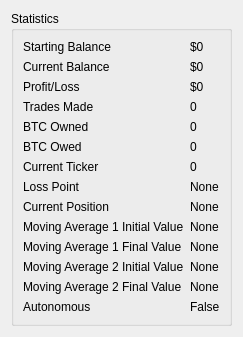
This is UI/statistics.ui in ZENALC/algobot as Qt 5 draws it before an edit. The edited form follows.
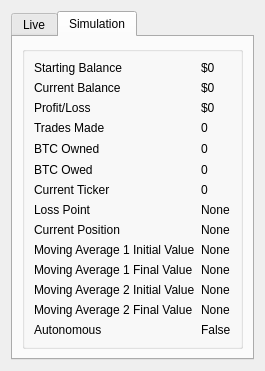
This is the edited form.

Commit message: moving files around and updating gui

What changed in the file:
```diff
--- a/UI/statistics.ui
+++ b/UI/statistics.ui
@@ -6,20 +6,20 @@
    <rect>
     <x>0</x>
     <y>0</y>
-    <width>220</width>
-    <height>300</height>
+    <width>244</width>
+    <height>349</height>
    </rect>
   </property>
   <property name="sizePolicy">
-   <sizepolicy hsizetype="Fixed" vsizetype="Fixed">
+   <sizepolicy hsizetype="Expanding" vsizetype="Expanding">
     <horstretch>0</horstretch>
     <verstretch>0</verstretch>
    </sizepolicy>
   </property>
   <property name="maximumSize">
    <size>
-    <width>220</width>
-    <height>300</height>
+    <width>244</width>
+    <height>349</height>
    </size>
   </property>
   <property name="windowTitle">
@@ -27,7 +27,17 @@
   </property>
   <layout class="QGridLayout" name="gridLayout_2">
    <item row="0" column="0">
-    <widget class="QGroupBox" name="groupBox">
+    <widget class="QTabWidget" name="tabWidget">
+     <property name="currentIndex">
+      <number>1</number>
+     </property>
+     <widget class="QWidget" name="liveTab">
+      <attribute name="title">
+       <string>Live</string>
+      </attribute>
+      <layout class="QHBoxLayout" name="horizontalLayout">
+       <item>
+        <widget class="QGroupBox" name="liveGroupBox">
      <property name="maximumSize">
       <size>
        <width>16777215</width>
@@ -35,7 +45,7 @@
       </size>
      </property>
      <property name="title">
-      <string>Statistics</string>
+          <string/>
      </property>
      <layout class="QGridLayout" name="gridLayout">
       <item row="1" column="0">
@@ -116,19 +126,6 @@
         </property>
        </widget>
       </item>
-      <item row="15" column="0">
-       <spacer name="verticalSpacer">
-        <property name="orientation">
-         <enum>Qt::Vertical</enum>
-        </property>
-        <property name="sizeHint" stdset="0">
-         <size>
-          <width>20</width>
-          <height>40</height>
-         </size>
-        </property>
-       </spacer>
-      </item>
       <item row="2" column="1">
        <widget class="QLabel" name="profitLossValue">
         <property name="sizePolicy">
@@ -181,39 +178,6 @@
         </property>
        </widget>
       </item>
-      <item row="5" column="2" rowspan="2">
-       <spacer name="horizontalSpacer">
-        <property name="orientation">
-         <enum>Qt::Horizontal</enum>
-        </property>
-        <property name="sizeHint" stdset="0">
-         <size>
-          <width>40</width>
-          <height>20</height>
-         </size>
-        </property>
-       </spacer>
-      </item>
-      <item row="7" column="0">
-       <widget class="QLabel" name="currentTickerLabel">
-        <property name="text">
-         <string>Current Ticker</string>
-        </property>
-       </widget>
-      </item>
-      <item row="4" column="1" rowspan="2">
-       <widget class="QLabel" name="currentBtcValue">
-        <property name="sizePolicy">
-         <sizepolicy hsizetype="Fixed" vsizetype="Preferred">
-          <horstretch>0</horstretch>
-          <verstretch>0</verstretch>
-         </sizepolicy>
-        </property>
-        <property name="text">
-         <string>0</string>
-        </property>
-       </widget>
-      </item>
       <item row="6" column="0">
        <widget class="QLabel" name="btcOwedLabel">
         <property name="sizePolicy">
@@ -392,7 +356,374 @@
         </property>
        </widget>
       </item>
-     </layout>
+          <item row="14" column="0">
+           <widget class="QLabel" name="autonomousLabel">
+            <property name="sizePolicy">
+             <sizepolicy hsizetype="Fixed" vsizetype="Fixed">
+              <horstretch>0</horstretch>
+              <verstretch>0</verstretch>
+             </sizepolicy>
+            </property>
+            <property name="text">
+             <string>Autonomous</string>
+            </property>
+           </widget>
+          </item>
+         </layout>
+        </widget>
+       </item>
+      </layout>
+     </widget>
+     <widget class="QWidget" name="simulationTab">
+      <attribute name="title">
+       <string>Simulation</string>
+      </attribute>
+      <layout class="QGridLayout" name="gridLayout_4">
+       <item row="0" column="0">
+        <widget class="QGroupBox" name="simGroupBox">
+         <property name="maximumSize">
+          <size>
+           <width>16777215</width>
+           <height>16777215</height>
+          </size>
+         </property>
+         <property name="title">
+          <string/>
+         </property>
+         <layout class="QGridLayout" name="gridLayout_3">
+          <item row="14" column="1">
+           <widget class="QLabel" name="autonomousValueSim">
+            <property name="sizePolicy">
+             <sizepolicy hsizetype="Fixed" vsizetype="Fixed">
+              <horstretch>0</horstretch>
+              <verstretch>0</verstretch>
+             </sizepolicy>
+            </property>
+            <property name="text">
+             <string>False</string>
+            </property>
+           </widget>
+          </item>
+          <item row="14" column="0">
+           <widget class="QLabel" name="autonomousLabelSim">
+            <property name="sizePolicy">
+             <sizepolicy hsizetype="Fixed" vsizetype="Fixed">
+              <horstretch>0</horstretch>
+              <verstretch>0</verstretch>
+             </sizepolicy>
+            </property>
+            <property name="text">
+             <string>Autonomous</string>
+            </property>
+           </widget>
+          </item>
+          <item row="2" column="0">
+           <widget class="QLabel" name="profitLossLabelSim">
+            <property name="sizePolicy">
+             <sizepolicy hsizetype="Fixed" vsizetype="Preferred">
+              <horstretch>0</horstretch>
+              <verstretch>0</verstretch>
+             </sizepolicy>
+            </property>
+            <property name="text">
+             <string>Profit/Loss</string>
+            </property>
+           </widget>
+          </item>
+          <item row="1" column="0">
+           <widget class="QLabel" name="currentBalanceLabelSim">
+            <property name="sizePolicy">
+             <sizepolicy hsizetype="Fixed" vsizetype="Preferred">
+              <horstretch>0</horstretch>
+              <verstretch>0</verstretch>
+             </sizepolicy>
+            </property>
+            <property name="text">
+             <string>Current Balance</string>
+            </property>
+           </widget>
+          </item>
+          <item row="1" column="1">
+           <widget class="QLabel" name="currentBalanceValueSim">
+            <property name="sizePolicy">
+             <sizepolicy hsizetype="Fixed" vsizetype="Preferred">
+              <horstretch>0</horstretch>
+              <verstretch>0</verstretch>
+             </sizepolicy>
+            </property>
+            <property name="text">
+             <string>$0</string>
+            </property>
+           </widget>
+          </item>
+          <item row="3" column="1">
+           <widget class="QLabel" name="tradesMadeValueSim">
+            <property name="sizePolicy">
+             <sizepolicy hsizetype="Fixed" vsizetype="Preferred">
+              <horstretch>0</horstretch>
+              <verstretch>0</verstretch>
+             </sizepolicy>
+            </property>
+            <property name="text">
+             <string>0</string>
+            </property>
+           </widget>
+          </item>
+          <item row="2" column="1">
+           <widget class="QLabel" name="profitLossValueSim">
+            <property name="sizePolicy">
+             <sizepolicy hsizetype="Fixed" vsizetype="Preferred">
+              <horstretch>0</horstretch>
+              <verstretch>0</verstretch>
+             </sizepolicy>
+            </property>
+            <property name="text">
+             <string>$0</string>
+            </property>
+           </widget>
+          </item>
+          <item row="0" column="0">
+           <widget class="QLabel" name="startingBalanceLabelSim">
+            <property name="sizePolicy">
+             <sizepolicy hsizetype="Fixed" vsizetype="Preferred">
+              <horstretch>0</horstretch>
+              <verstretch>0</verstretch>
+             </sizepolicy>
+            </property>
+            <property name="text">
+             <string>Starting Balance</string>
+            </property>
+           </widget>
+          </item>
+          <item row="0" column="1">
+           <widget class="QLabel" name="startingBalanceValueSim">
+            <property name="sizePolicy">
+             <sizepolicy hsizetype="Fixed" vsizetype="Preferred">
+              <horstretch>0</horstretch>
+              <verstretch>0</verstretch>
+             </sizepolicy>
+            </property>
+            <property name="text">
+             <string>$0</string>
+            </property>
+           </widget>
+          </item>
+          <item row="6" column="1">
+           <widget class="QLabel" name="btcOwedValueSim">
+            <property name="sizePolicy">
+             <sizepolicy hsizetype="Fixed" vsizetype="Preferred">
+              <horstretch>0</horstretch>
+              <verstretch>0</verstretch>
+             </sizepolicy>
+            </property>
+            <property name="text">
+             <string>0</string>
+            </property>
+           </widget>
+          </item>
+          <item row="4" column="0" rowspan="2">
+           <widget class="QLabel" name="currentBtcLabelSim">
+            <property name="sizePolicy">
+             <sizepolicy hsizetype="Fixed" vsizetype="Preferred">
+              <horstretch>0</horstretch>
+              <verstretch>0</verstretch>
+             </sizepolicy>
+            </property>
+            <property name="text">
+             <string>BTC Owned</string>
+            </property>
+           </widget>
+          </item>
+          <item row="3" column="0">
+           <widget class="QLabel" name="tradesLabelSim">
+            <property name="sizePolicy">
+             <sizepolicy hsizetype="Fixed" vsizetype="Preferred">
+              <horstretch>0</horstretch>
+              <verstretch>0</verstretch>
+             </sizepolicy>
+            </property>
+            <property name="text">
+             <string>Trades Made</string>
+            </property>
+           </widget>
+          </item>
+          <item row="4" column="1" rowspan="2">
+           <widget class="QLabel" name="currentBtcValueSim">
+            <property name="sizePolicy">
+             <sizepolicy hsizetype="Fixed" vsizetype="Preferred">
+              <horstretch>0</horstretch>
+              <verstretch>0</verstretch>
+             </sizepolicy>
+            </property>
+            <property name="text">
+             <string>0</string>
+            </property>
+           </widget>
+          </item>
+          <item row="6" column="0">
+           <widget class="QLabel" name="btcOwedLabelSim">
+            <property name="sizePolicy">
+             <sizepolicy hsizetype="Fixed" vsizetype="Preferred">
+              <horstretch>0</horstretch>
+              <verstretch>0</verstretch>
+             </sizepolicy>
+            </property>
+            <property name="text">
+             <string>BTC Owed</string>
+            </property>
+           </widget>
+          </item>
+          <item row="7" column="0">
+           <widget class="QLabel" name="currentTickerLabelSim">
+            <property name="text">
+             <string>Current Ticker</string>
+            </property>
+           </widget>
+          </item>
+          <item row="9" column="1">
+           <widget class="QLabel" name="currentPositionValueSim">
+            <property name="sizePolicy">
+             <sizepolicy hsizetype="Fixed" vsizetype="Preferred">
+              <horstretch>0</horstretch>
+              <verstretch>0</verstretch>
+             </sizepolicy>
+            </property>
+            <property name="text">
+             <string>None</string>
+            </property>
+           </widget>
+          </item>
+          <item row="8" column="0">
+           <widget class="QLabel" name="lossPointLabelSim">
+            <property name="text">
+             <string>Loss Point</string>
+            </property>
+           </widget>
+          </item>
+          <item row="9" column="0">
+           <widget class="QLabel" name="currentPositionLabelSim">
+            <property name="sizePolicy">
+             <sizepolicy hsizetype="Fixed" vsizetype="Preferred">
+              <horstretch>0</horstretch>
+              <verstretch>0</verstretch>
+             </sizepolicy>
+            </property>
+            <property name="text">
+             <string>Current Position</string>
+            </property>
+           </widget>
+          </item>
+          <item row="8" column="1">
+           <widget class="QLabel" name="lossPointValueSim">
+            <property name="sizePolicy">
+             <sizepolicy hsizetype="Fixed" vsizetype="Preferred">
+              <horstretch>0</horstretch>
+              <verstretch>0</verstretch>
+             </sizepolicy>
+            </property>
+            <property name="text">
+             <string>None</string>
+            </property>
+           </widget>
+          </item>
+          <item row="7" column="1">
+           <widget class="QLabel" name="currentTickerValueSim">
+            <property name="sizePolicy">
+             <sizepolicy hsizetype="Fixed" vsizetype="Preferred">
+              <horstretch>0</horstretch>
+              <verstretch>0</verstretch>
+             </sizepolicy>
+            </property>
+            <property name="text">
+             <string>0</string>
+            </property>
+           </widget>
+          </item>
+          <item row="11" column="1">
+           <widget class="QLabel" name="baseFinalMovingAverageValueSim">
+            <property name="sizePolicy">
+             <sizepolicy hsizetype="Fixed" vsizetype="Preferred">
+              <horstretch>0</horstretch>
+              <verstretch>0</verstretch>
+             </sizepolicy>
+            </property>
+            <property name="text">
+             <string>None</string>
+            </property>
+           </widget>
+          </item>
+          <item row="10" column="0">
+           <widget class="QLabel" name="baseInitialMovingAverageLabelSim">
+            <property name="text">
+             <string>Moving Average 1 Initial Value</string>
+            </property>
+           </widget>
+          </item>
+          <item row="10" column="1">
+           <widget class="QLabel" name="baseInitialMovingAverageValueSim">
+            <property name="sizePolicy">
+             <sizepolicy hsizetype="Fixed" vsizetype="Preferred">
+              <horstretch>0</horstretch>
+              <verstretch>0</verstretch>
+             </sizepolicy>
+            </property>
+            <property name="text">
+             <string>None</string>
+            </property>
+           </widget>
+          </item>
+          <item row="11" column="0">
+           <widget class="QLabel" name="baseFinalMovingAverageLabelSim">
+            <property name="text">
+             <string>Moving Average 1 Final Value</string>
+            </property>
+           </widget>
+          </item>
+          <item row="12" column="1">
+           <widget class="QLabel" name="nextInitialMovingAverageValueSim">
+            <property name="sizePolicy">
+             <sizepolicy hsizetype="Fixed" vsizetype="Preferred">
+              <horstretch>0</horstretch>
+              <verstretch>0</verstretch>
+             </sizepolicy>
+            </property>
+            <property name="text">
+             <string>None</string>
+            </property>
+           </widget>
+          </item>
+          <item row="12" column="0">
+           <widget class="QLabel" name="nextInitialMovingAverageLabelSim">
+            <property name="text">
+             <string>Moving Average 2 Initial Value</string>
+            </property>
+           </widget>
+          </item>
+          <item row="13" column="0">
+           <widget class="QLabel" name="nextFinalMovingAverageLabelSim">
+            <property name="text">
+             <string>Moving Average 2 Final Value</string>
+            </property>
+           </widget>
+          </item>
+          <item row="13" column="1">
+           <widget class="QLabel" name="nextFinalMovingAverageValueSim">
+            <property name="sizePolicy">
+             <sizepolicy hsizetype="Fixed" vsizetype="Preferred">
+              <horstretch>0</horstretch>
+              <verstretch>0</verstretch>
+             </sizepolicy>
+            </property>
+            <property name="text">
+             <string>None</string>
+            </property>
+           </widget>
+          </item>
+         </layout>
+        </widget>
+       </item>
+      </layout>
+     </widget>
     </widget>
    </item>
   </layout>
```
Left out of the diff: 125 changed lines with no effect on the pictures. Lines whose indentation alone changed are shown as unchanged. The commit also changes 8 other files.
